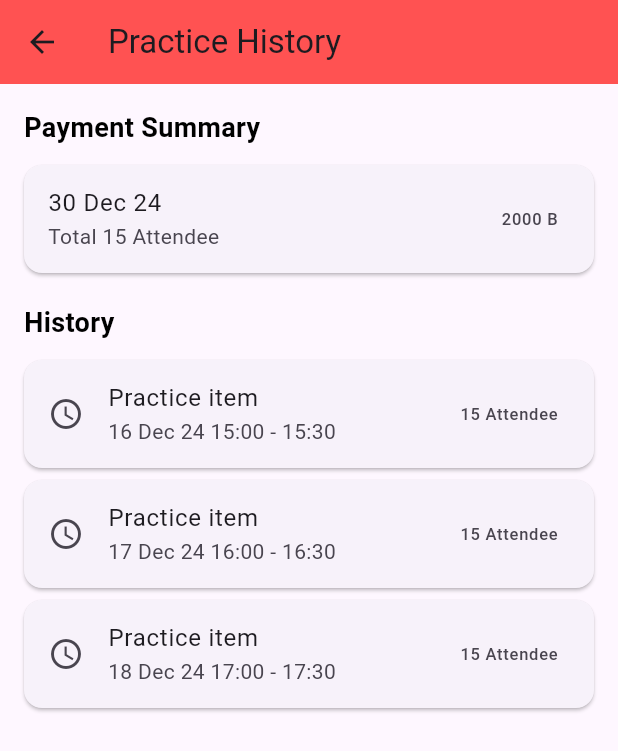
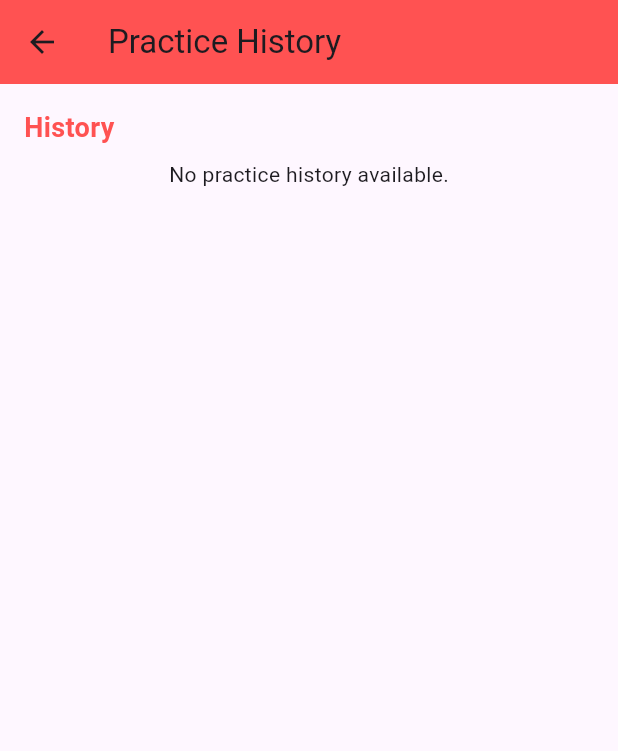
Before and after one commit to Pubodee058/projetreal, a Flutter app: the Summarypracpage screen opened directly, on a phone screen of 412 x 824 dp. Shown: the top 751 px of the screen. Run offline on Flutter 3.47's test engine with Material 3 defaults, Android fonts, the phone set to English and light mode, and no system bars; our stand-ins replace cloud_firestore, firebase_auth, firebase_core, table_calendar; accounts and stored records are empty.

```diff
--- a/lib/Adminpage/summarypracpage.dart
+++ b/lib/Adminpage/summarypracpage.dart
@@ -1,38 +1,9 @@
+import 'package:cloud_firestore/cloud_firestore.dart';
 import 'package:flutter/material.dart';
 
 class Summarypracpage extends StatelessWidget {
-   final List<Map<String, dynamic>> paymentSummary = [
-    {
-      'date': '30 Dec 24',
-      'amount': '2000 B',
-      'attendees': 15,
-    },
-    // สามารถเพิ่มข้อมูลเพิ่มเติมได้ตามต้องการ
-  ];
-
-  final List<Map<String, dynamic>> history = [
-    {
-      'item': 'Practice item',
-      'date': '16 Dec 24',
-      'time': '15:00 - 15:30',
-      'attendees': 15,
-    },
-    {
-      'item': 'Practice item',
-      'date': '17 Dec 24',
-      'time': '16:00 - 16:30',
-      'attendees': 15,
-    },
-    {
-      'item': 'Practice item',
-      'date': '18 Dec 24',
-      'time': '17:00 - 17:30',
-      'attendees': 15,
-    },
-    // สามารถเพิ่มข้อมูลเพิ่มเติมได้ตามต้องการ
-  ];
   @override
- Widget build(BuildContext context) {
+  Widget build(BuildContext context) {
     return Scaffold(
       appBar: AppBar(
         title: Text('Practice History'),
@@ -42,38 +13,7 @@ class Summarypracpage extends StatelessWidget {
         padding: const EdgeInsets.all(16.0),
         child: ListView(
           children: [
-            // Payment Summary Section
-            Padding(
-              padding: const EdgeInsets.only(bottom: 16.0),
-              child: Column(
-                crossAxisAlignment: CrossAxisAlignment.start,
-                children: [
-                  Text(
-                    'Payment Summary',
-                    style: TextStyle(
-                      fontSize: 18,
-                      fontWeight: FontWeight.bold,
-                      color: Colors.black,
-                    ),
-                  ),
-                  SizedBox(height: 8),
-                  // วนลูปข้อมูล Payment Summary
-                  ...paymentSummary.map((payment) {
-                    return Card(
-                      elevation: 1,
-                      margin: EdgeInsets.symmetric(vertical: 4),
-                      child: ListTile(
-                        title: Text(payment['date']),
-                        subtitle: Text('Total ${payment['attendees']} Attendee'),
-                        trailing: Text(payment['amount']),
-                      ),
-                    );
-                  }).toList(),
-                ],
-              ),
-            ),
-
-            // History Section
+            /// 🔹 **History Section**
             Padding(
               padding: const EdgeInsets.only(bottom: 16.0),
               child: Column(
@@ -84,23 +24,11 @@ class Summarypracpage extends StatelessWidget {
                     style: TextStyle(
                       fontSize: 18,
                       fontWeight: FontWeight.bold,
-                      color: Colors.black,
+                      color: Colors.redAccent,
                     ),
                   ),
                   SizedBox(height: 8),
-                  // วนลูปข้อมูล History
-                  ...history.map((event) {
-                    return Card(
-                      elevation: 1,
-                      margin: EdgeInsets.symmetric(vertical: 4),
-                      child: ListTile(
-                        leading: Icon(Icons.access_time),
-                        title: Text(event['item']),
-                        subtitle: Text('${event['date']} ${event['time']}'),
-                        trailing: Text('${event['attendees']} Attendee'),
-                      ),
-                    );
-                  }).toList(),
+                  _buildHistoryList(), // ✅ แสดงประวัติการฝึกซ้อม
                 ],
               ),
             ),
@@ -109,4 +37,78 @@ class Summarypracpage extends StatelessWidget {
       ),
     );
   }
+
+  /// 📌 **ดึงข้อมูลประวัติ `practice` จาก Firestore**
+  Widget _buildHistoryList() {
+    return StreamBuilder<QuerySnapshot>(
+      stream: FirebaseFirestore.instance
+          .collection('pratice') // ✅ เชื่อมต่อไปยัง `pratice`
+          .orderBy('prt_date', descending: true) // ✅ เรียงจากล่าสุดไปเก่าสุด
+          .snapshots(),
+      builder: (context, snapshot) {
+        if (!snapshot.hasData) {
+          return Center(child: CircularProgressIndicator()); // ⏳ แสดงโหลดข้อมูล
+        }
+
+        var practices = snapshot.data!.docs;
+
+        if (practices.isEmpty) {
+          return Center(child: Text("No practice history available.")); // ไม่มีข้อมูล
+        }
+
+        return Column(
+          children: practices.map((doc) {
+            var practice = doc.data() as Map<String, dynamic>;
+
+            DateTime practiceDate =
+                (practice['prt_date'] as Timestamp).toDate(); // ✅ แปลงเป็น DateTime
+
+            return FutureBuilder<int>(
+              future: _getAttendeeCount(doc.id), // ✅ ดึงจำนวนคนเข้าร่วม
+              builder: (context, attendeeSnapshot) {
+                int attendeeCount = attendeeSnapshot.data ?? 0;
+
+                return Card(
+                  elevation: 1,
+                  margin: EdgeInsets.symmetric(vertical: 4),
+                  child: ListTile(
+                    leading: Icon(Icons.access_time),
+                    title: Text(practice['prt_title'] ?? 'No Title'),
+                    subtitle: Text(
+                        '${_formatDate(practiceDate)} ${practice['prt_start_time']} - ${practice['prt_end_time']}'),
+                    trailing: Text(
+                      '$attendeeCount Attendee',
+                      style: TextStyle(color: Colors.teal),
+                    ),
+                  ),
+                );
+              },
+            );
+          }).toList(),
+        );
+      },
+    );
+  }
+
+  /// 📌 **ดึงจำนวนผู้เข้าร่วมฝึกซ้อมจาก `practice_users`**
+  Future<int> _getAttendeeCount(String practiceId) async {
+    QuerySnapshot query = await FirebaseFirestore.instance
+        .collection('practice_users')
+        .where('practice_id', isEqualTo: practiceId)
+        .get();
+    return query.docs.length;
+  }
+
+  /// 📌 **ฟังก์ชันแปลง `DateTime` เป็น String**
+  String _formatDate(DateTime dateTime) {
+    return "${dateTime.day} ${_monthAbbreviation(dateTime.month)} ${dateTime.year}";
+  }
+
+  /// 📌 **แปลงเลขเดือนเป็นตัวย่อ เช่น `Dec`**
+  String _monthAbbreviation(int month) {
+    List<String> months = [
+      "", "Jan", "Feb", "Mar", "Apr", "May", "Jun", "Jul", "Aug", "Sep", "Oct", "Nov", "Dec"
+    ];
+    return months[month];
+  }
 }
--- a/lib/SignupPageStep2.dart
+++ b/lib/SignupPageStep2.dart
@@ -101,6 +101,7 @@ Future<void> _registerUser() async {
       'stu_faculty': facultyController.text,
       'stu_major': majorController.text,
       'stu_grade': selectedGrade,
+      'status': "",
       'role': "user", // ✅ กำหนดค่า role เป็น "user"
       'allowance': 0, // 🔥 เพิ่มค่าเริ่มต้น `allowance = 0`
       'createdAt': DateTime.now(),
```
Also changed, not shown: lib/Adminpage/CalendarPage/PracticeDetailPage.dart (+103 -33 lines), lib/Adminpage/CalendarPage/SetPracticeDatePage.dart (+32 -14 lines), lib/Adminpage/allatheleprofile.dart (+11 -42 lines), lib/Userpage/UserSchedulePage.dart (+59 -55 lines).
